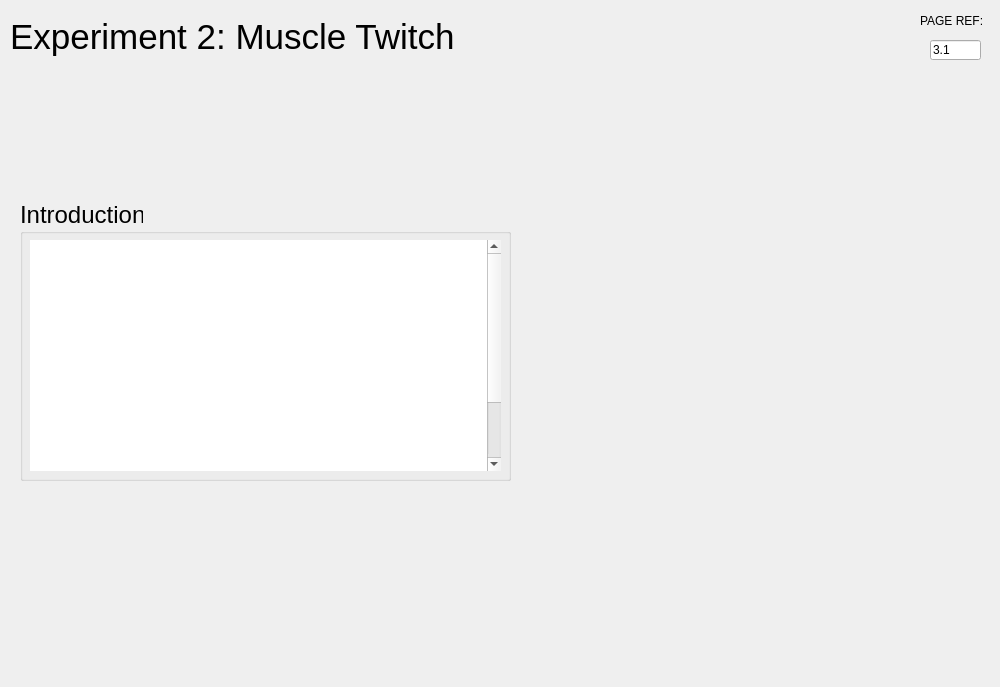
Qt form rsc/ui/experiment2_muscle_twitch_one.ui (KarinaKarenik/Skeletal-Muscle-Contraction-Lab) before a commit.
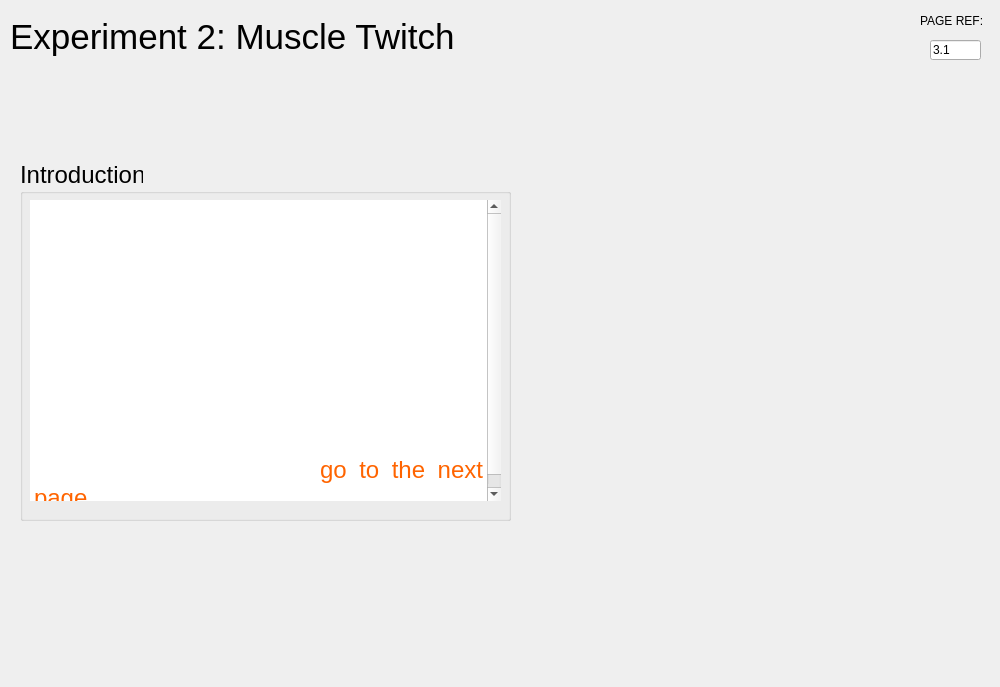
The same form after that commit. Icons and pictures are not drawn.

```diff
--- a/rsc/ui/experiment2_muscle_twitch_one.ui
+++ b/rsc/ui/experiment2_muscle_twitch_one.ui
@@ -213,9 +213,9 @@
     <property name="geometry">
      <rect>
       <x>20</x>
-      <y>200</y>
+      <y>160</y>
       <width>491</width>
-      <height>281</height>
+      <height>361</height>
      </rect>
     </property>
     <property name="font">
@@ -232,7 +232,7 @@
        <x>10</x>
        <y>40</y>
        <width>471</width>
-       <height>231</height>
+       <height>301</height>
       </rect>
      </property>
      <property name="font">
```
